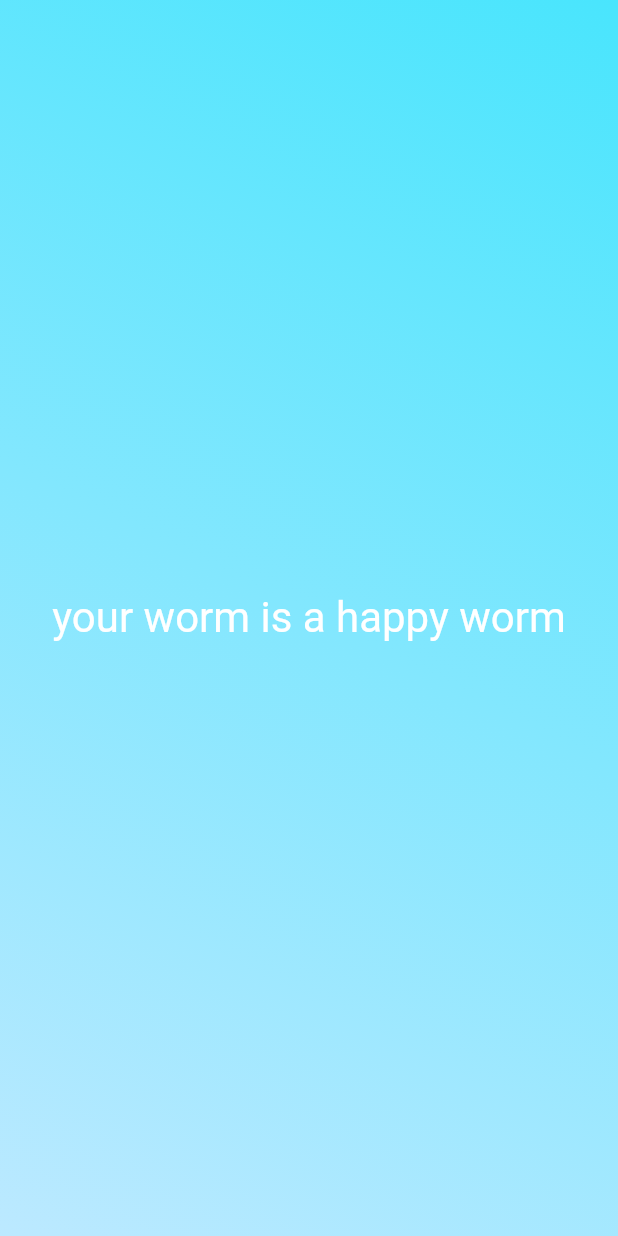
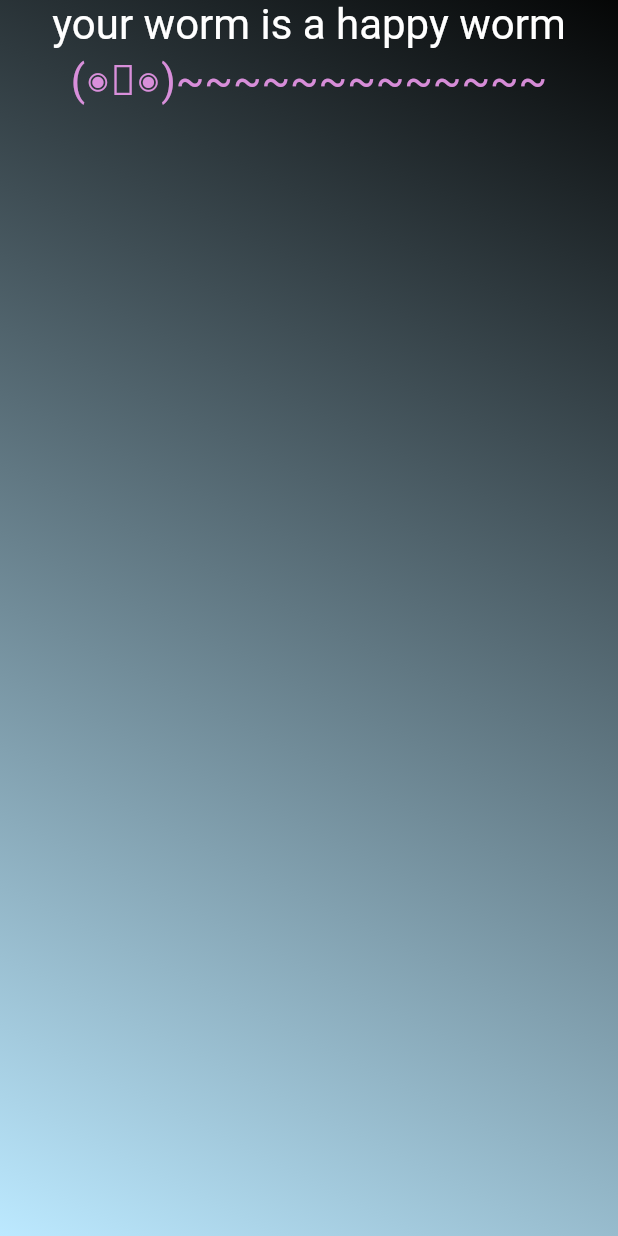
Before and after one commit to abbymachines/habit_vpet, a Flutter app: the screen it shows after launch, on a phone screen of 412 x 824 dp. Run offline on Flutter 3.47's test engine with Material 2 defaults, Android fonts, the phone set to English and light mode, and no system bars.

Commit message:
create Worm widget, put worm inside of gradient container, add ListView to gradient container with StyledText and Worm as children inside of Center widgets

```diff
--- a/lib/gradient_container.dart
+++ b/lib/gradient_container.dart
@@ -1,5 +1,6 @@
 import 'package:flutter/material.dart';
 import 'package:habit_vpet/styled_text.dart';
+import 'package:habit_vpet/worm.dart';
 
 class GradientContainer extends StatelessWidget {
   const GradientContainer({super.key});
@@ -10,15 +11,23 @@ class GradientContainer extends StatelessWidget {
       decoration: const BoxDecoration(
         gradient: LinearGradient(
           colors: [
-            Color.fromARGB(255, 73, 229, 253),
+            Color.fromARGB(255, 5, 6, 6),
             Color.fromARGB(255, 188, 233, 255)
           ],
           begin: Alignment.topRight,
           end: Alignment.bottomLeft,
         ),
       ),
-      child: const Center(
-        child: StyledText(),
+      // child: const Column(
+      //   children: [
+      //     Center(
+      //       child: StyledText(),
+      //     ),
+      //     Worm(),
+      //   ],
+
+      child: ListView(
+        children: const [Center(child: StyledText()), Center(child: Worm())],
       ),
     );
   }
--- a/lib/main.dart
+++ b/lib/main.dart
@@ -4,9 +4,7 @@ import 'package:habit_vpet/gradient_container.dart';
 void main() {
   runApp(
     const MaterialApp(
-      home: Scaffold(
-        body: GradientContainer(),
-      ),
+      home: Scaffold(body: GradientContainer()),
     ),
   );
 }
--- /dev/null
+++ b/lib/worm.dart
@@ -0,0 +1,12 @@
+import 'package:flutter/material.dart';
+
+class Worm extends StatelessWidget {
+  const Worm({super.key});
+
+  @override
+  Widget build(context) {
+    return const Text('(◉‿◉)~~~~~~~~~~~~~',
+        style:
+            TextStyle(color: Color.fromARGB(222, 242, 156, 242), fontSize: 28));
+  }
+}
```
